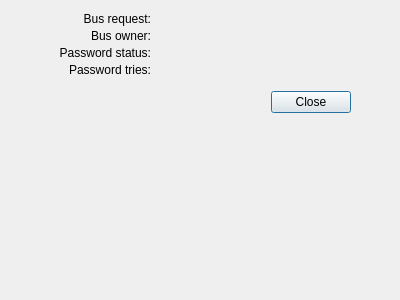
Before: the Qt Designer form src/statusdialog.ui in bloguetronica/mcp2210-conf, drawn with Qt 5.
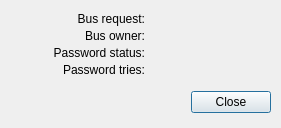
After: the same form once the commit is applied. Icons and pictures are not drawn.

```diff
--- a/src/statusdialog.ui
+++ b/src/statusdialog.ui
@@ -6,10 +6,22 @@
    <rect>
     <x>0</x>
     <y>0</y>
-    <width>400</width>
-    <height>300</height>
+    <width>281</width>
+    <height>128</height>
    </rect>
   </property>
+  <property name="minimumSize">
+   <size>
+    <width>281</width>
+    <height>128</height>
+   </size>
+  </property>
+  <property name="maximumSize">
+   <size>
+    <width>281</width>
+    <height>128</height>
+   </size>
+  </property>
   <property name="windowTitle">
    <string>Device Status</string>
   </property>
@@ -32,7 +44,7 @@
     <rect>
      <x>10</x>
      <y>87</y>
-     <width>341</width>
+     <width>261</width>
      <height>31</height>
     </rect>
    </property>
@@ -48,7 +60,7 @@
     <rect>
      <x>10</x>
      <y>10</y>
-     <width>141</width>
+     <width>135</width>
      <height>17</height>
     </rect>
    </property>
@@ -62,9 +74,9 @@
   <widget class="QLabel" name="labelBusRequestValue">
    <property name="geometry">
     <rect>
-     <x>200</x>
+     <x>150</x>
      <y>10</y>
-     <width>141</width>
+     <width>121</width>
      <height>17</height>
     </rect>
    </property>
@@ -77,7 +89,7 @@
     <rect>
      <x>10</x>
      <y>27</y>
-     <width>141</width>
+     <width>135</width>
      <height>17</height>
     </rect>
    </property>
@@ -91,9 +103,9 @@
   <widget class="QLabel" name="labelBusOwnerValue">
    <property name="geometry">
     <rect>
-     <x>200</x>
+     <x>150</x>
      <y>27</y>
-     <width>141</width>
+     <width>121</width>
      <height>17</height>
     </rect>
    </property>
@@ -106,7 +118,7 @@
     <rect>
      <x>10</x>
      <y>44</y>
-     <width>141</width>
+     <width>135</width>
      <height>17</height>
     </rect>
    </property>
@@ -120,9 +132,9 @@
   <widget class="QLabel" name="labelPasswordStatusValue">
    <property name="geometry">
     <rect>
-     <x>200</x>
+     <x>150</x>
      <y>44</y>
-     <width>141</width>
+     <width>121</width>
      <height>17</height>
     </rect>
    </property>
@@ -135,7 +147,7 @@
     <rect>
      <x>10</x>
      <y>61</y>
-     <width>141</width>
+     <width>135</width>
      <height>17</height>
     </rect>
    </property>
@@ -149,9 +161,9 @@
   <widget class="QLabel" name="labelPasswordTriesValue">
    <property name="geometry">
     <rect>
-     <x>200</x>
+     <x>150</x>
      <y>61</y>
-     <width>141</width>
+     <width>121</width>
      <height>17</height>
     </rect>
    </property>
```
Left out of the diff: 19 changed lines with no effect on the pictures.
